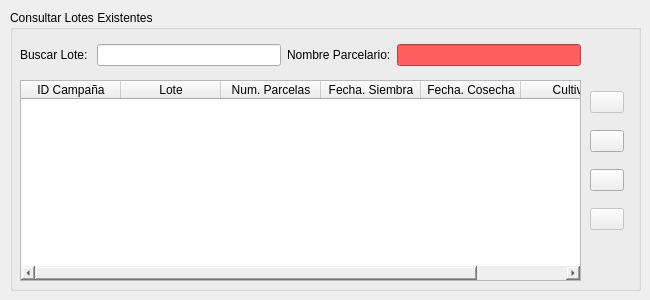
Above: ui/dialogs/lote_dialog.ui from franciscocontreras93/agrae before the change. Below: the same form after it.
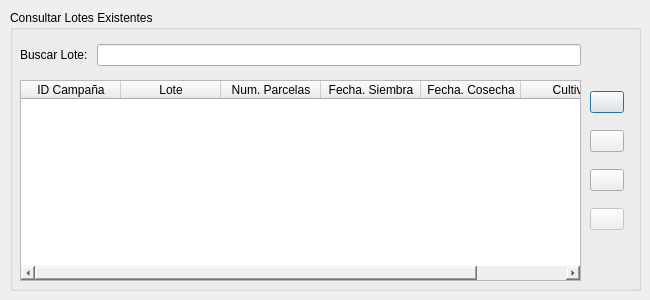
That is the form after the change.

Patch:
```diff
--- a/ui/dialogs/lote_dialog.ui
+++ b/ui/dialogs/lote_dialog.ui
@@ -57,20 +57,6 @@
        </property>
       </widget>
      </item>
-     <item row="0" column="3">
-      <widget class="QLineEdit" name="lineEdit_2">
-       <property name="styleSheet">
-        <string notr="true">background-color: rgb(255, 94, 94);</string>
-       </property>
-      </widget>
-     </item>
-     <item row="0" column="2">
-      <widget class="QLabel" name="label_2">
-       <property name="text">
-        <string>Nombre Parcelario:</string>
-       </property>
-      </widget>
-     </item>
     </layout>
    </widget>
    <widget class="QWidget" name="verticalLayoutWidget">
@@ -144,7 +130,7 @@
      <item>
       <widget class="QPushButton" name="pushButton_2">
        <property name="enabled">
-        <bool>false</bool>
+        <bool>true</bool>
        </property>
        <property name="text">
         <string/>
```
